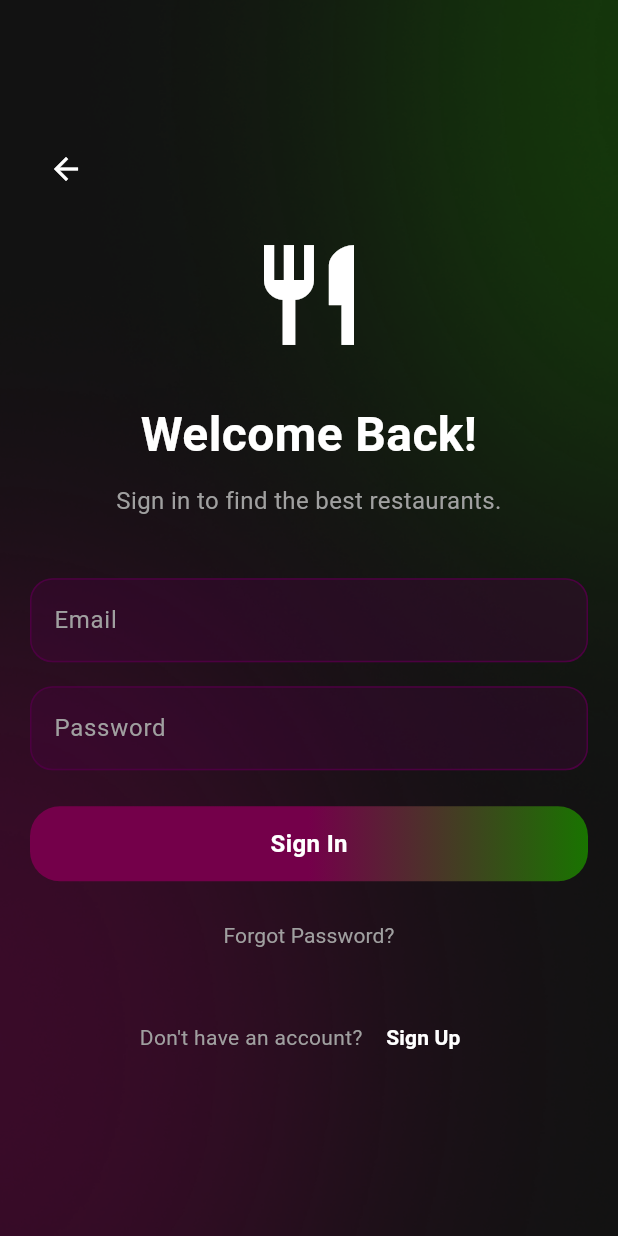
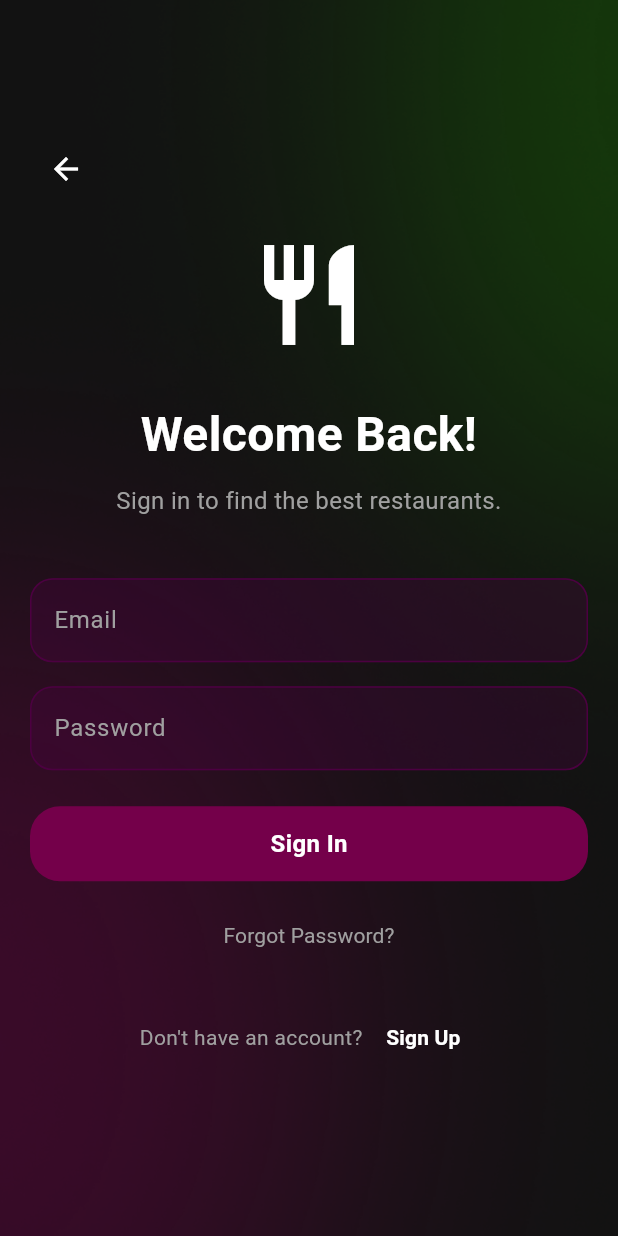
Before and after one commit to bshiff2/dinnr_app, a Flutter app: the LoginScreen screen opened by its route, on a phone screen of 412 x 824 dp. Run offline on Flutter 3.47's test engine with Material 3 defaults, Android fonts, the phone set to English and light mode, and no system bars; our stand-ins replace audioplayers, cloud_firestore, firebase_auth, firebase_core, firebase_storage, flutter_dotenv and 4 more; accounts and stored records are empty; Roboto replaces fonts that are missing (SF Compact Rounded).

Commit message:
Removed the gradient on the sign in button and made it a solid color instead.

```diff
--- a/lib/login.dart
+++ b/lib/login.dart
@@ -382,11 +382,7 @@ class _LoginScreenState extends State<LoginScreen> {
                     Container(
                       height: 50,
                       decoration: ShapeDecoration(
-                        gradient: const LinearGradient(
-                          begin: Alignment(0.00, 0.50),
-                          end: Alignment(1.00, 0.50),
-                          colors: [Color(0xFF74004A), Color(0xFF197400)],
-                        ),
+                        color: Color(0xFF74004A),
                         shape: RoundedRectangleBorder(
                           borderRadius: BorderRadius.circular(20),
                         ),
```
